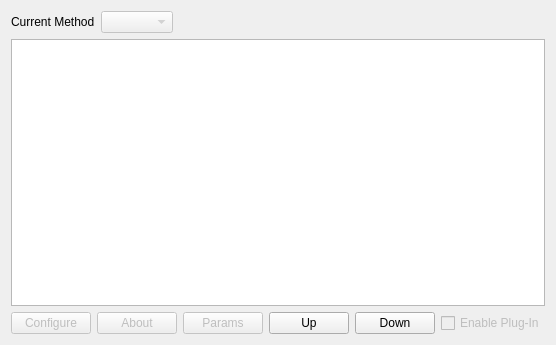
Qt form kgalileicenter/qpluginslist.ui (pfrancq/galilei) before a commit.
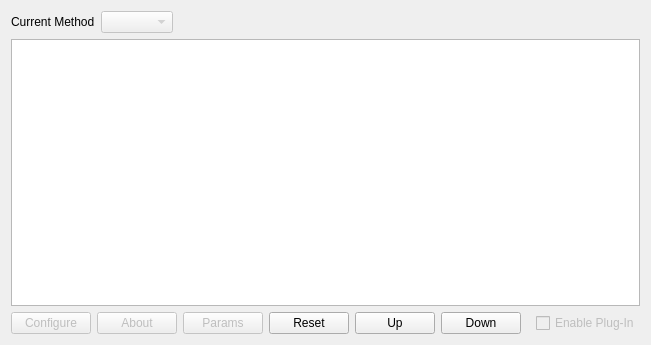
The same form after that commit. Icons and pictures are not drawn. Custom widgets are drawn as their Qt base class.

```diff
--- a/kgalileicenter/qpluginslist.ui
+++ b/kgalileicenter/qpluginslist.ui
@@ -6,7 +6,7 @@
    <rect>
     <x>0</x>
     <y>0</y>
-    <width>530</width>
+    <width>651</width>
     <height>345</height>
    </rect>
   </property>
@@ -99,6 +99,13 @@
        </property>
       </widget>
      </item>
+     <item>
+      <widget class="QPushButton" name="Reset">
+       <property name="text">
+        <string>Reset</string>
+       </property>
+      </widget>
+     </item>
      <item>
       <spacer name="spacer3_2_3_3">
        <property name="orientation">
```
Left out of the diff: 47 changed lines with no effect on the pictures.
